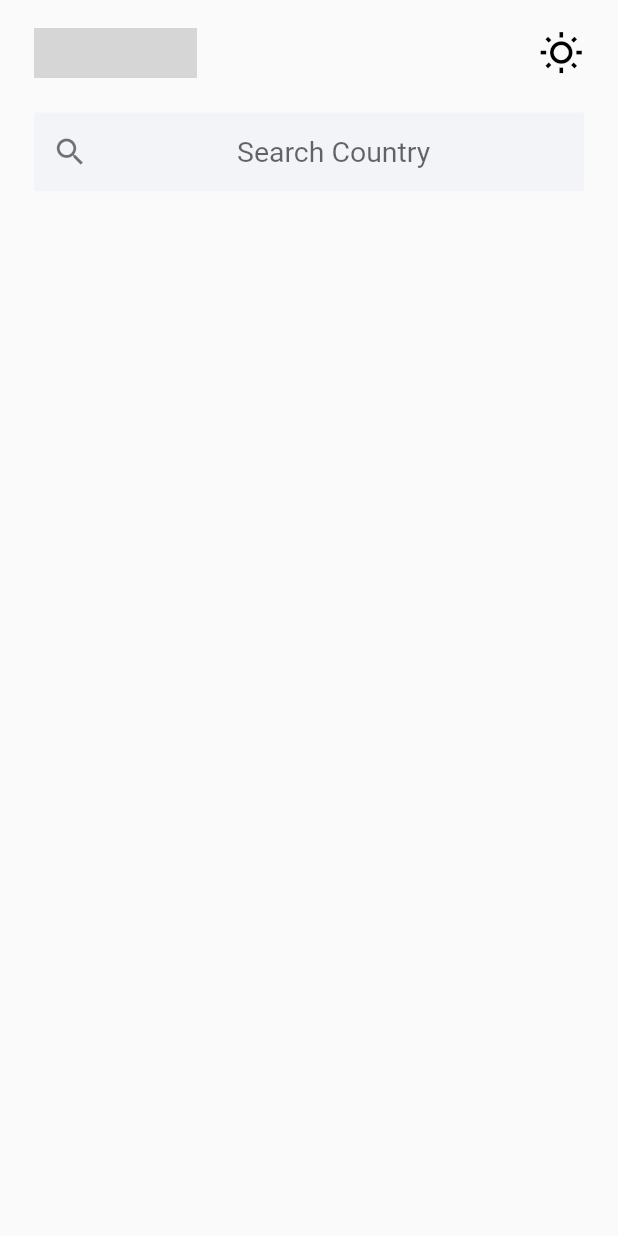
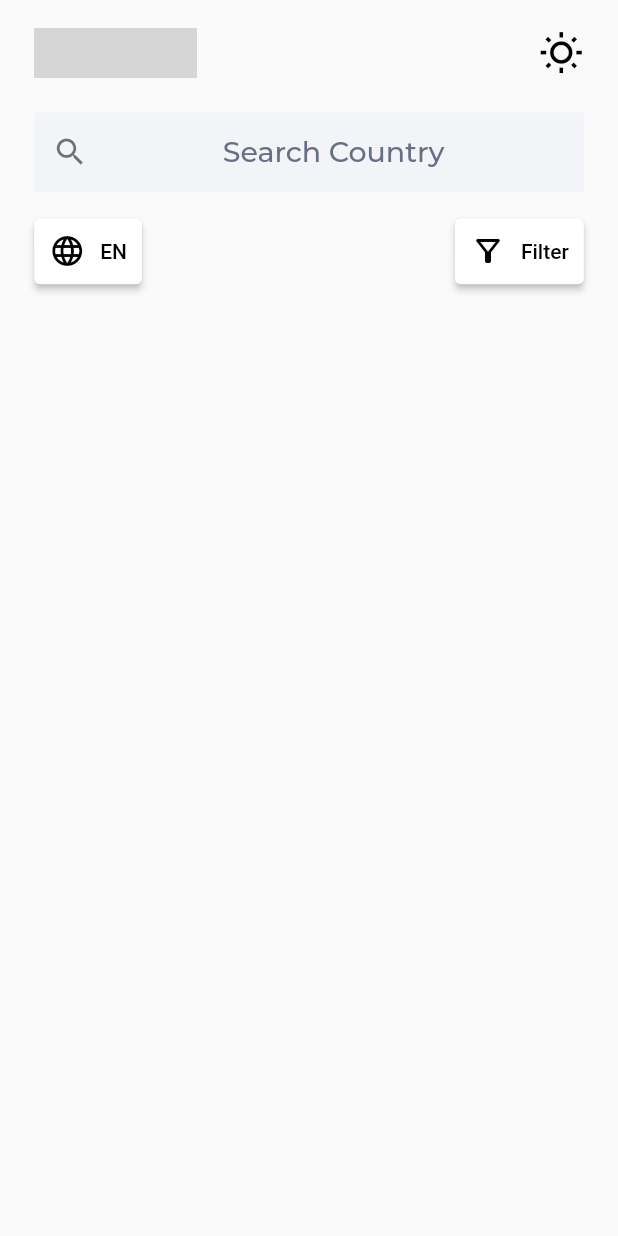
Before and after one commit to OstrichFarmer/hng_explore, a Flutter app: the screen it shows after launch, on a phone screen of 412 x 824 dp. Run offline on Flutter 3.47's test engine with Material 2 defaults, Android fonts, the light colour scheme and no system bars; our stand-ins replace get, google_fonts; grey boxes are pictures that could not be loaded.

Commit message:
finished the language and filter row

```diff
--- a/lib/main.dart
+++ b/lib/main.dart
@@ -16,7 +16,7 @@ class MyApp extends StatelessWidget {
       debugShowCheckedModeBanner: false,
       title: 'Countries List',
       theme: ThemeData(
-        primarySwatch: Colors.blue,
+        primarySwatch: Colors.grey,
       ),
       home: const HomeScreen(),
     );
--- a/lib/screens/home_screen.dart
+++ b/lib/screens/home_screen.dart
@@ -1,4 +1,5 @@
 import 'package:flutter/material.dart';
+import 'package:google_fonts/google_fonts.dart';
 import 'package:hng_explore/utilities/colors.dart';
 import 'package:hng_explore/utilities/dimensions.dart';
 
@@ -69,9 +70,10 @@ class _HomeScreenState extends State<HomeScreen> {
                   filled: true,
                   fillColor: AppColors.paleWhite,
                   hintText: 'Search Country',
-                  hintStyle: TextStyle(
+                  hintStyle: GoogleFonts.montserrat(
                     fontSize: Dimensions.font20,
-                    fontWeight: FontWeight.w400,
+                    fontWeight: FontWeight.w500,
+                    color: const Color(0xff667085),
                   ),
                   prefixIcon: const Icon(
                     Icons.search,
@@ -80,6 +82,44 @@ class _HomeScreenState extends State<HomeScreen> {
                   border: InputBorder.none,
                   contentPadding: EdgeInsets.all(Dimensions.height16),
                 ),
+              ),
+              SizedBox(
+                height: Dimensions.height16,
+              ),
+              Row(
+                mainAxisAlignment: MainAxisAlignment.spaceBetween,
+                children: [
+                  ElevatedButton(
+                    onPressed: () {},
+                    style: ElevatedButton.styleFrom(
+                        primary: Colors.white,
+                        padding: const EdgeInsets.all(10)),
+                    child: Row(
+                      children: const [
+                        Icon(Icons.language),
+                        SizedBox(
+                          width: 10,
+                        ),
+                        Text('EN')
+                      ],
+                    ),
+                  ),
+                  ElevatedButton(
+                    onPressed: () {},
+                    style: ElevatedButton.styleFrom(
+                        primary: Colors.white,
+                        padding: const EdgeInsets.all(10)),
+                    child: Row(
+                      children: const [
+                        Icon(Icons.filter_alt_outlined),
+                        SizedBox(
+                          width: 10,
+                        ),
+                        Text('Filter')
+                      ],
+                    ),
+                  ),
+                ],
               )
             ],
           ),
--- a/pubspec.yaml
+++ b/pubspec.yaml
@@ -30,6 +30,7 @@ dependencies:
   cupertino_icons: ^1.0.2
   flutter:
     sdk: flutter
+  font_awesome_flutter: ^10.2.1
   get: ^4.6.5
   google_fonts: ^3.0.1
 
```
